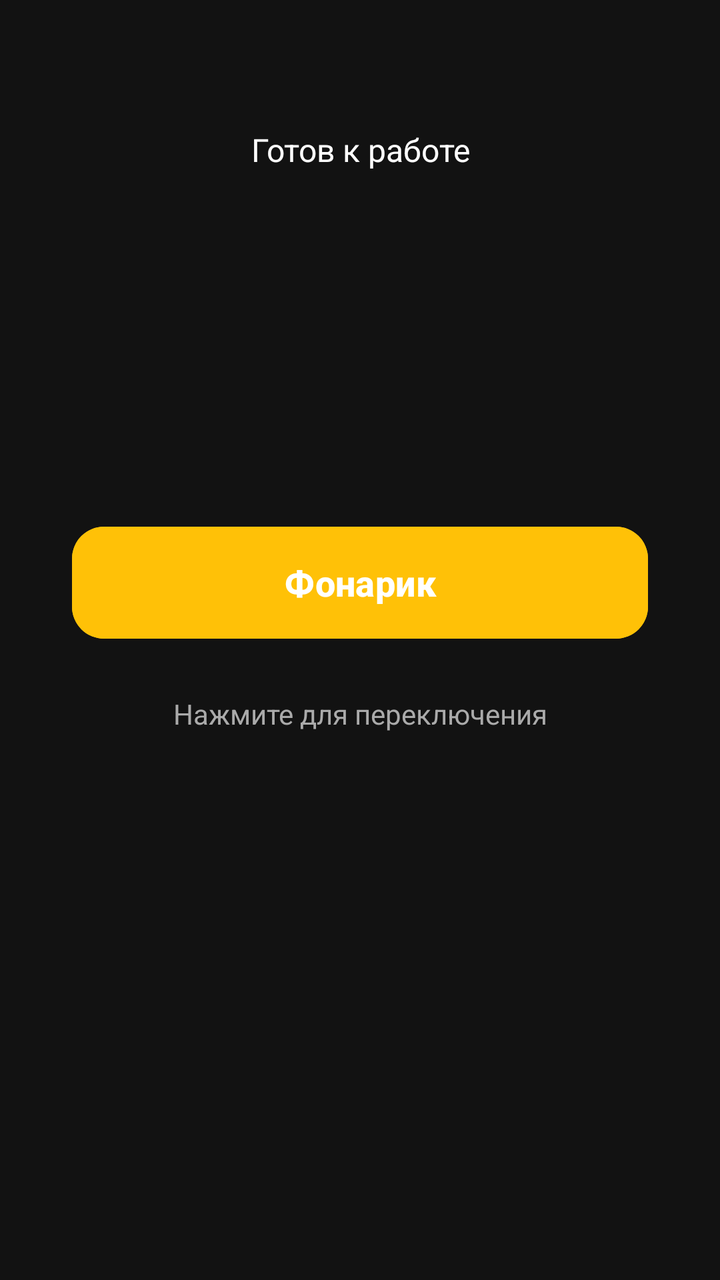
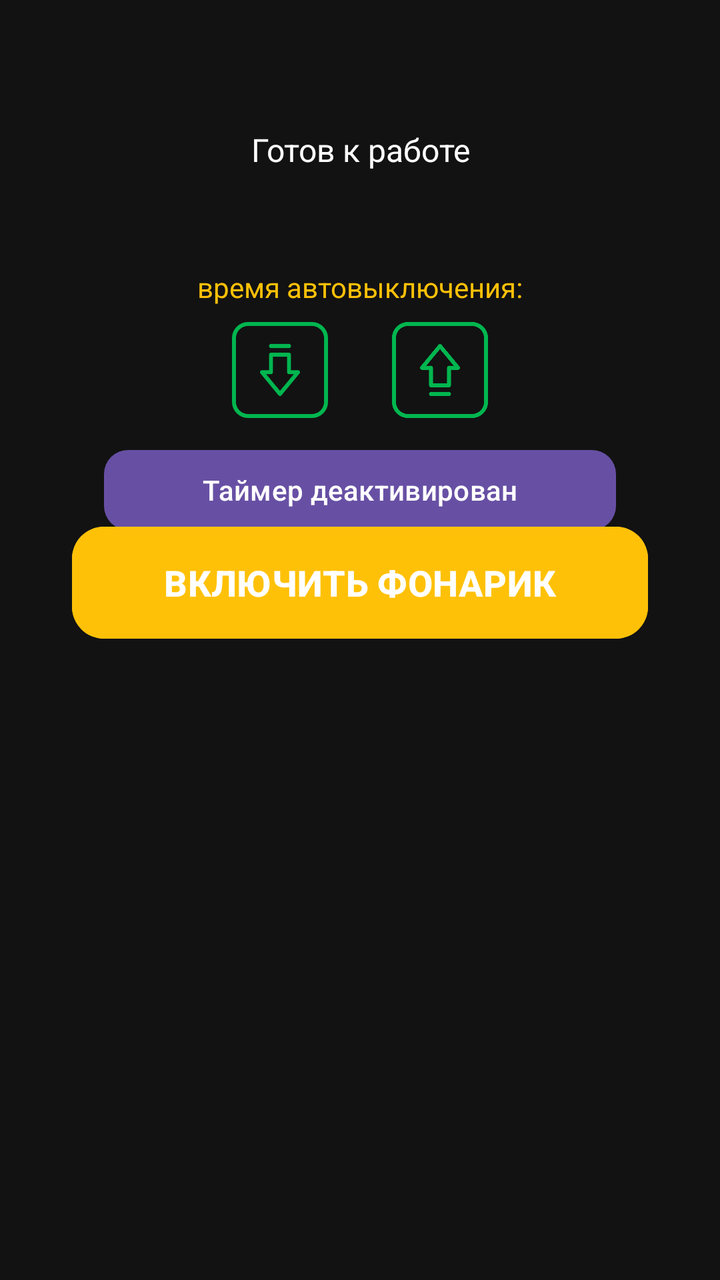

Before-and-after screenshots of an Android layout around one commit, followed by the original layout XML and the change that was made.
<!-- AndroidManifest.xml: application theme Theme.Flashandstrobe -->
<!-- res/layout/activity_flashlight.xml -->
<?xml version="1.0" encoding="utf-8"?>
<androidx.constraintlayout.widget.ConstraintLayout
    xmlns:android="http://schemas.android.com/apk/res/android"
    xmlns:app="http://schemas.android.com/apk/res-auto"
    android:layout_width="match_parent"
    android:layout_height="match_parent"
    android:background="@color/background_dark">

    <TextView
        android:id="@+id/tvStatus"
        android:layout_width="0dp"
        android:layout_height="wrap_content"
        android:padding="16dp"
        android:text="@string/tv_status_ready"
        android:textColor="@color/text_primary"
        android:textSize="16sp"
        android:gravity="center"
        android:ellipsize="end"
        android:maxLines="3"
        android:layout_marginTop="48dp"
        app:layout_constraintTop_toTopOf="parent"
        app:layout_constraintStart_toStartOf="parent"
        app:layout_constraintEnd_toEndOf="parent"
        app:layout_constraintWidth_percent="0.8" />

    <com.google.android.material.button.MaterialButton
        android:id="@+id/btnToggleFlash"
        android:layout_width="0dp"
        android:layout_height="wrap_content"
        android:minHeight="64dp"
        android:maxHeight="120dp"
        android:paddingVertical="12dp"
        android:text="@string/btn_flash"
        android:backgroundTint="@color/flash_off"
        android:textColor="@color/text_primary"
        android:textSize="18sp"
        android:textStyle="bold"
        android:textAllCaps="false"
        app:cornerRadius="16dp"
        app:elevation="4dp"
        app:rippleColor="#80FFFFFF"
        app:layout_constraintTop_toTopOf="parent"
        app:layout_constraintBottom_toBottomOf="parent"
        app:layout_constraintVertical_bias="0.45"
        app:layout_constraintStart_toStartOf="parent"
        app:layout_constraintEnd_toEndOf="parent"
        app:layout_constraintWidth_percent="0.8" />

    <TextView
        android:id="@+id/tvHint"
        android:layout_width="wrap_content"
        android:layout_height="wrap_content"
        android:text="@string/tv_hint_flash"
        android:textColor="@color/text_hint"
        android:textSize="14sp"
        android:lineHeight="20sp"
        android:layout_marginTop="24dp"
        android:gravity="center_horizontal"
        app:layout_constraintTop_toBottomOf="@id/btnToggleFlash"
        app:layout_constraintStart_toStartOf="parent"
        app:layout_constraintEnd_toEndOf="parent" />
</androidx.constraintlayout.widget.ConstraintLayout>
<!-- resources referenced by this layout -->
<resources>
  <color name="background_dark">#121212</color>
  <color name="flash_off">#FFC107</color>
  <color name="text_hint">#AAAAAA</color>
  <color name="text_primary">#FFFFFF</color>
  <string name="btn_flash">Фонарик</string>
  <string name="tv_hint_flash">Нажмите для переключения</string>
  <string name="tv_status_ready">Готов к работе</string>
  <style name="Theme.Flashandstrobe" parent="Base.Theme.Flashandstrobe" />
  <style name="Base.Theme.Flashandstrobe" parent="Theme.Material3.Light.NoActionBar">
          <item name="android:windowBackground">@color/background_dark</item>
          <item name="android:textColorPrimary">@color/text_primary</item>
          
          <item name="buttonStyle">@style/Widget.Flashandstrobe.Button</item>
      </style>
  <style name="Widget.Flashandstrobe.Button" parent="Widget.Material3.Button">
          <item name="android:minHeight">56dp</item>
          <item name="shapeAppearanceOverlay">@style/ShapeAppearance.Flashandstrobe.Button</item>
      </style>
  <style name="ShapeAppearance.Flashandstrobe.Button" parent="ShapeAppearance.Material3.Corner.Full">
          
          <item name="cornerSize">24dp</item>
      </style>
</resources>

<!-- the commit's change to res/layout/activity_flashlight.xml (unified diff, before → after) -->
@@ -21,7 +21,83 @@
         app:layout_constraintTop_toTopOf="parent"
         app:layout_constraintStart_toStartOf="parent"
         app:layout_constraintEnd_toEndOf="parent"
-        app:layout_constraintWidth_percent="0.8" />
+        app:layout_constraintWidth_percent="0.8"
+        app:layout_constraintVertical_bias="0.12" />
+
+    <LinearLayout
+        android:id="@+id/timerPanel"
+        android:layout_width="0dp"
+        android:layout_height="wrap_content"
+        android:orientation="vertical"
+        android:visibility="visible"
+        android:paddingHorizontal="16dp"
+        android:gravity="center_horizontal"
+        app:layout_constraintTop_toTopOf="parent"
+        app:layout_constraintStart_toStartOf="parent"
+        app:layout_constraintEnd_toEndOf="parent"
+        app:layout_constraintWidth_percent="0.8"
+        app:layout_constraintVertical_bias="0.22"
+        android:layout_marginTop="134dp" >
+
+        <TextView
+            android:layout_width="wrap_content"
+            android:layout_height="wrap_content"
+            android:text="@string/tv_timer_label"
+            android:textColor="@color/flash_off"
+            android:textSize="14sp"/>
+
+        <LinearLayout
+            android:layout_width="wrap_content"
+            android:layout_height="wrap_content"
+            android:orientation="horizontal"
+            android:layout_marginTop="8dp"
+            android:gravity="center_vertical">
+
+            <androidx.appcompat.widget.AppCompatImageView
+                android:id="@+id/btnTimerDec"
+                android:layout_width="48dp"
+                android:layout_height="48dp"
+                android:src="@drawable/ic_arrow_down"
+                android:scaleType="centerInside"
+                android:background="?attr/selectableItemBackgroundBorderless"
+                android:clickable="true"
+                android:focusable="true"
+                app:tint="@color/timer_text_color"/>
+
+            <TextView
+                android:id="@+id/tvTimerDisplay"
+                android:layout_width="wrap_content"
+                android:layout_height="wrap_content"
+                android:textColor="@color/timer_text_color"
+                android:textSize="20sp"
+                android:background="@color/timer_bg"
+                app:fontFamily="@font/dseg7classic_regular"
+                android:layout_marginStart="16dp"
+                android:layout_marginEnd="16dp"/>
+
+            <androidx.appcompat.widget.AppCompatImageView
+                android:id="@+id/btnTimerInc"
+                android:layout_width="48dp"
+                android:layout_height="48dp"
+                android:src="@drawable/ic_arrow_up"
+                android:scaleType="centerInside"
+                android:background="?attr/selectableItemBackgroundBorderless"
+                android:clickable="true"
+                android:focusable="true"
+                app:tint="@color/timer_text_color"/>
+        </LinearLayout>
+
+
+        <com.google.android.material.button.MaterialButton
+            android:id="@+id/btnTimerToggle"
+            android:layout_width="match_parent"
+            android:layout_height="wrap_content"
+            android:text="@string/timer_off"
+            android:textAllCaps="false"
+            android:textColor="@color/text_primary"
+            app:cornerRadius="12dp"
+            android:layout_marginTop="12dp"/>
+    </LinearLayout>
 
     <com.google.android.material.button.MaterialButton
         android:id="@+id/btnToggleFlash"
@@ -30,7 +106,7 @@
         android:minHeight="64dp"
         android:maxHeight="120dp"
         android:paddingVertical="12dp"
-        android:text="@string/btn_flash"
+        android:text="@string/btn_flash_on"
         android:backgroundTint="@color/flash_off"
         android:textColor="@color/text_primary"
         android:textSize="18sp"
@@ -46,17 +122,4 @@
         app:layout_constraintEnd_toEndOf="parent"
         app:layout_constraintWidth_percent="0.8" />
 
-    <TextView
-        android:id="@+id/tvHint"
-        android:layout_width="wrap_content"
-        android:layout_height="wrap_content"
-        android:text="@string/tv_hint_flash"
-        android:textColor="@color/text_hint"
-        android:textSize="14sp"
-        android:lineHeight="20sp"
-        android:layout_marginTop="24dp"
-        android:gravity="center_horizontal"
-        app:layout_constraintTop_toBottomOf="@id/btnToggleFlash"
-        app:layout_constraintStart_toStartOf="parent"
-        app:layout_constraintEnd_toEndOf="parent" />
 </androidx.constraintlayout.widget.ConstraintLayout>
<!-- resource entries referenced after the edit -->
@@ -2,11 +2,15 @@
 <resources>
   <color name="background_dark">#121212</color>
   <color name="flash_off">#FFC107</color>
-  <color name="text_hint">#AAAAAA</color>
   <color name="text_primary">#FFFFFF</color>
-  <string name="btn_flash">Фонарик</string>
-  <string name="tv_hint_flash">Нажмите для переключения</string>
+  <color name="timer_bg">#121212</color>
+  <color name="timer_text_color">#00B64F</color>
+  <!-- drawable ic_arrow_down: png bitmap (drawable, 6632 bytes) -->
+  <!-- drawable ic_arrow_up: png bitmap (drawable, 9980 bytes) -->
+  <string name="btn_flash_on">ВКЛЮЧИТЬ ФОНАРИК</string>
+  <string name="timer_off">Таймер деактивирован</string>
   <string name="tv_status_ready">Готов к работе</string>
+  <string name="tv_timer_label">время автовыключения:</string>
   <style name="Theme.Flashandstrobe" parent="Base.Theme.Flashandstrobe" />
   <style name="Base.Theme.Flashandstrobe" parent="Theme.Material3.Light.NoActionBar">
           <item name="android:windowBackground">@color/background_dark</item>
